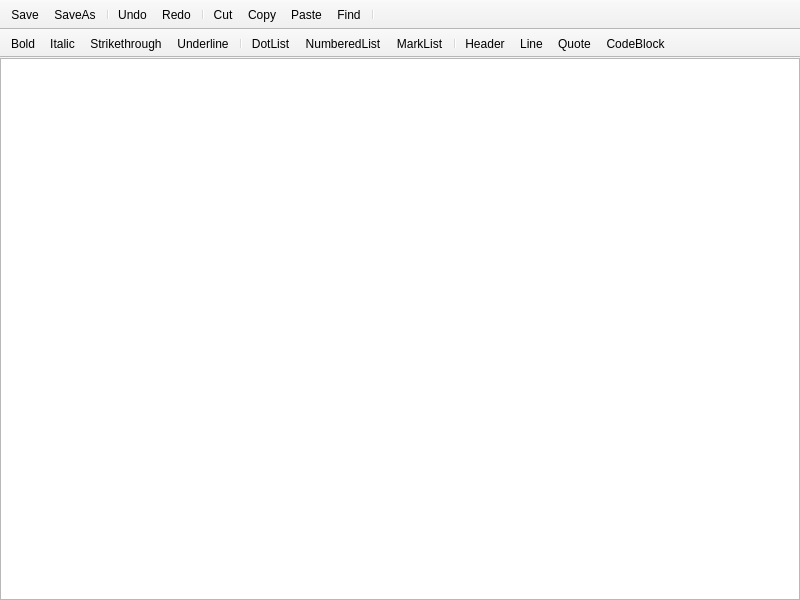
This is ui/editors/markdowneditor.ui in ilyayae/SpaceTimeHeart as Qt 5 draws it before an edit. The edited form follows.
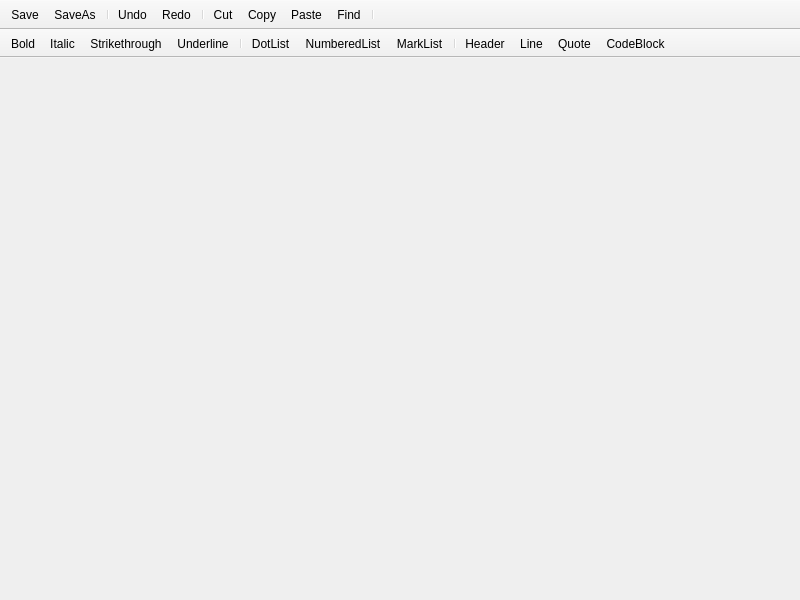
This is the edited form. Icons and pictures are not drawn.

```diff
--- a/ui/editors/markdowneditor.ui
+++ b/ui/editors/markdowneditor.ui
@@ -48,13 +48,6 @@
        <property name="bottomMargin">
         <number>0</number>
        </property>
-       <item>
-        <widget class="QTextBrowser" name="textView">
-         <property name="openExternalLinks">
-          <bool>true</bool>
-         </property>
-        </widget>
-       </item>
       </layout>
      </widget>
     </item>
```
